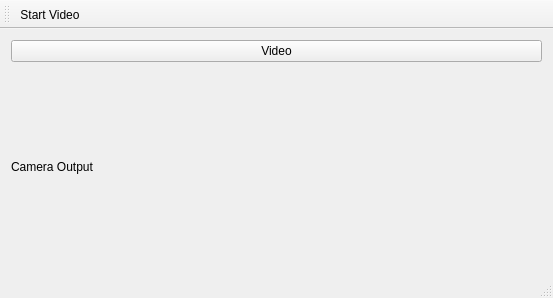
msp301/track_camera, file GuiMainWindow.ui: the form before one commit.
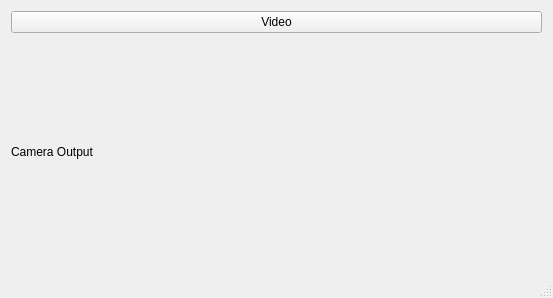
The form after the commit.

Commit message:
Removed toolbar from UI
- Toolbar was not being used by any system functionality so have
  removed it

Diff of the .ui file:
```diff
--- a/GuiMainWindow.ui
+++ b/GuiMainWindow.ui
@@ -48,18 +48,6 @@
    </property>
   </widget>
   <widget class="QStatusBar" name="statusBar"/>
-  <widget class="QToolBar" name="toolBar">
-   <property name="windowTitle">
-    <string>toolBar</string>
-   </property>
-   <attribute name="toolBarArea">
-    <enum>TopToolBarArea</enum>
-   </attribute>
-   <attribute name="toolBarBreak">
-    <bool>false</bool>
-   </attribute>
-   <addaction name="actionStart_Video"/>
-  </widget>
   <action name="actionStart_Video">
    <property name="text">
     <string>Start Video</string>
```
